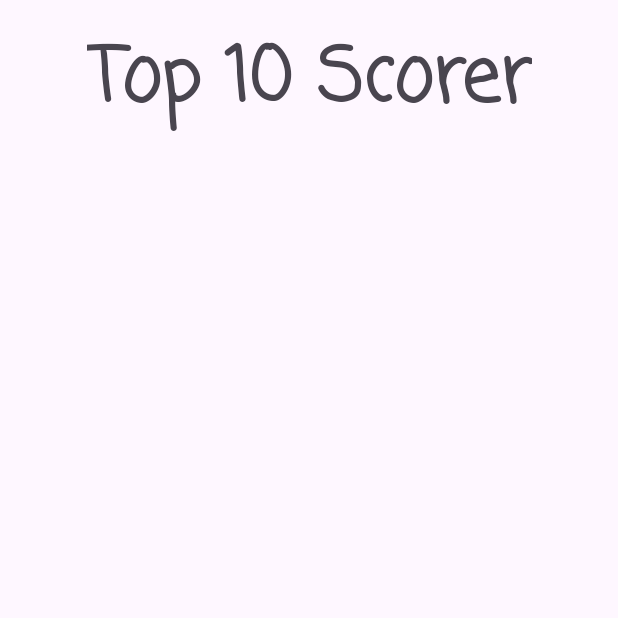
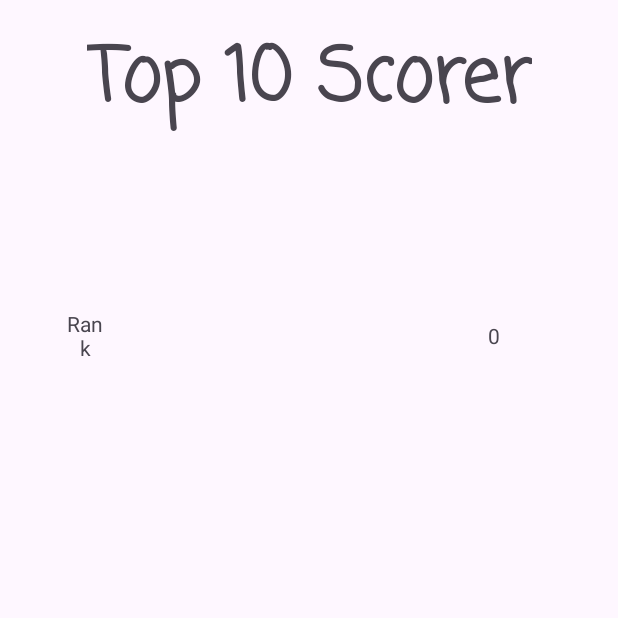
Before and after one commit to Jennifer-10982/TriviaQuestion, an Android app: the GameOverPage screen opened directly, with no data from a screen before it, after a tap on "SUBMIT", on a phone screen of 412 x 824 dp, the top half of it. Run offline under Robolectric (Android 15) with nearby library versions, the phone set to English and light mode, and no system bars; our stand-ins replace Room's generated code; network calls fail.

Commit message:
Commit: Only able to load the recyclerView with the current value

```diff
--- a/app/src/main/java/algonquin/cst2335/triviaquestion/GameOverPage.java
+++ b/app/src/main/java/algonquin/cst2335/triviaquestion/GameOverPage.java
@@ -27,21 +27,20 @@ public class GameOverPage extends AppCompatActivity {
     private QuestionPageViewModel model;
     private InputPageBinding variableBinding;
 
-    private LeadershipDetailsLayoutBinding binding;
     private int counter;
 
     private String player;
 
-    PlayerInformationDAO pDAO;
+//    PlayerInformationDAO pDAO;
 
     @Override
     protected void onCreate(Bundle savedInstanceState) {
         super.onCreate(savedInstanceState);
 
         /*Use for opening the database*/
-        InformationDatabase db = Room.databaseBuilder(getApplicationContext(),
-                InformationDatabase.class,"database-name").build();
-        pDAO= db.cmDAO();
+//        InformationDatabase db = Room.databaseBuilder(getApplicationContext(),
+//                InformationDatabase.class,"database-name").build();
+//        pDAO= db.cmDAO();
 
         setContentView(R.layout.input_page);
 
@@ -71,6 +70,7 @@ public class GameOverPage extends AppCompatActivity {
 
             Intent nextPage = new Intent(GameOverPage.this, LeadershipBoardPage.class);
             nextPage.putExtra("username", editText.getText().toString());
+            nextPage.putExtra("point", point);
             /*Used to say the player's username that was typed in the EditText.*/
             SharedPreferences.Editor editor = prefs.edit();
             /*Saving the string to the file username that was opened using the command*/
@@ -78,11 +78,11 @@ public class GameOverPage extends AppCompatActivity {
             /*apply() is used to write the data in the background so the GUI doesn't slow down.*/
             editor.apply();
 
-            PlayerInformation player_info = new PlayerInformation(username, String.valueOf(point));
-            Executor thread = Executors.newSingleThreadExecutor();
-            thread.execute(()->{
-                pDAO.insertInformation(player_info);
-            });
+//            PlayerInformation player_info = new PlayerInformation(username, String.valueOf(point));
+//            Executor thread = Executors.newSingleThreadExecutor();
+//            thread.execute(()->{
+//                pDAO.insertInformation(player_info);
+//            });
             startActivity(nextPage);
         });
     }
--- a/app/src/main/java/algonquin/cst2335/triviaquestion/LeadershipBoardPage.java
+++ b/app/src/main/java/algonquin/cst2335/triviaquestion/LeadershipBoardPage.java
@@ -1,5 +1,6 @@
 package algonquin.cst2335.triviaquestion;
 
+import android.content.Intent;
 import android.os.Bundle;
 import android.view.View;
 import android.view.ViewGroup;
@@ -7,50 +8,122 @@ import android.widget.TextView;
 
 import androidx.annotation.NonNull;
 import androidx.appcompat.app.AppCompatActivity;
+import androidx.lifecycle.Observer;
+import androidx.lifecycle.ViewModelProvider;
+import androidx.recyclerview.widget.LinearLayoutManager;
 import androidx.recyclerview.widget.RecyclerView;
+import androidx.room.Room;
+
+import java.util.ArrayList;
+import java.util.List;
+import java.util.concurrent.Executor;
+import java.util.concurrent.Executors;
 
 import algonquin.cst2335.triviaquestion.databinding.LeadershipDetailsLayoutBinding;
+import algonquin.cst2335.triviaquestion.databinding.ScoreListBinding;
 
 public class LeadershipBoardPage extends AppCompatActivity {
     private LeadershipDetailsLayoutBinding variableBinding;
+    PlayerInformationDAO pDAO;
+    ArrayList<PlayerInformation> ranking;
+    private RecyclerView.Adapter myAdapter;
+    private int point;
+    private String username;
+
+    QuestionPageViewModel playerModel;
 
     @Override
     protected void onCreate(Bundle savedInstanceState) {
         super.onCreate(savedInstanceState);
 
+        /*Use for opening the database*/
+        InformationDatabase db = Room.databaseBuilder(getApplicationContext(),
+                InformationDatabase.class,"database-name").build();
+        pDAO= db.cmDAO();
+
+        ranking = new ArrayList<PlayerInformation>();
+        Intent fromPrevious = getIntent();
+        int counter = fromPrevious.getIntExtra("point", point);
+        String user_name = fromPrevious.getStringExtra("username");
+
         variableBinding = LeadershipDetailsLayoutBinding.inflate(getLayoutInflater());
-        setContentView(R.layout.leadership_details_layout);
+        setContentView(variableBinding.getRoot());
 
-        variableBinding.recyclerView.setAdapter(new RecyclerView.Adapter<MyRowHolder>() {
+        /*Creating an object called player_info to contain the username and their points*/
+        PlayerInformation player_info = new PlayerInformation(user_name, String.valueOf(counter));
+        /*Adding the object player_info into the ArrayList*/
+        ranking.add(player_info);
+
+        Executor thread = Executors.newSingleThreadExecutor();
+            thread.execute(()->{
+                pDAO.insertInformation(player_info);
+                runOnUiThread(()->{
+                    variableBinding.recyclerView.setAdapter(myAdapter);
+                    myAdapter.notifyItemInserted(ranking.size()-1);
+                        }
+
+                );
+                /*Notifies the adapter that a new item has been inserted into the dataset and should
+                 * update the recyclerView*/
+//                myAdapter.notifyItemInserted(ranking.size()-1);
+                /*Is called whenever the entire ArrayList has changed (like loading from the database)*/
+//                myAdapter.notifyDataSetChanged();
+            });
+
+//        /*Notifies the adapter that a new item has been inserted into the dataset and should
+//         * update the recyclerView*/
+//        myAdapter.notifyItemInserted(ranking.size()-1);
+//        /*Is called whenever the entire ArrayList has changed (like loading from the database)*/
+//        myAdapter.notifyDataSetChanged();
+
+//        /*Use to specify a single column scrolling in a vertical direction*/
+        variableBinding.recyclerView.setLayoutManager(new LinearLayoutManager(this));
+
+        /*Initializing the variable myAdapter*/
+        variableBinding.recyclerView.setAdapter(myAdapter = new RecyclerView.Adapter<MyRowHolder>() {
+            /*Returns an int to indicate which layout to load*/
+            @Override
+            public int getItemViewType(int position) {
+                return 0;
+            }
+
             @NonNull
             /*Function creates ViewHolder Object. Represents a single row in the list*/
             @Override
             public MyRowHolder onCreateViewHolder(@NonNull ViewGroup parent, int viewType) {
+                /*Loading the xml for the scores*/
+                ScoreListBinding variableBinding = ScoreListBinding.inflate(getLayoutInflater());
                 return new MyRowHolder(variableBinding.getRoot());
             }
 
-            /*Funtion used to initialize a ViewHolder to go at the row specified at the position parameter*/
+            /*Function used to initialize a ViewHolder to go at the row specified at the position parameter*/
             @Override
             public void onBindViewHolder(@NonNull MyRowHolder holder, int position) {
+                PlayerInformation player_info = ranking.get(position);
 
+                holder.score.setText(player_info.playerName);
+                holder.highscore.setText(player_info.counter);
             }
 
-            /*Function returns an int specifying how many items to draw*/
+            /*Function returns an int specifying how many items to draw.
+            * It returns the number of rows in the list. In this case, it will be returning
+            * whatever is in the ArrayList aka the size of the list.
+            * */
             @Override
             public int getItemCount() {
-                return 0;
+                return ranking.size();
             }
         });
     }
 
     /*Class represents an object for representing everything that goes on a row in a list*/
     class MyRowHolder extends RecyclerView.ViewHolder{
-        TextView position;
+        TextView rank;
         TextView score;
         TextView highscore;
         public MyRowHolder(@NonNull View itemView){
             super(itemView);
-            position = itemView.findViewById(R.id.place);
+            rank = itemView.findViewById(R.id.rank);
             score = itemView.findViewById(R.id.score);
             highscore = itemView.findViewById(R.id.highscore);
 
--- a/app/src/main/java/algonquin/cst2335/triviaquestion/QuestionPageViewModel.java
+++ b/app/src/main/java/algonquin/cst2335/triviaquestion/QuestionPageViewModel.java
@@ -1,8 +1,16 @@
 package algonquin.cst2335.triviaquestion;
 
+import androidx.lifecycle.LiveData;
 import androidx.lifecycle.MutableLiveData;
 import androidx.lifecycle.ViewModel;
 
+import java.util.ArrayList;
+
 public class QuestionPageViewModel extends ViewModel {
     public int display_points;
+    public MutableLiveData<ArrayList<PlayerInformation>> ranking = new MutableLiveData<>();
+
+    public LiveData<ArrayList<PlayerInformation>> getRanking(){
+        return ranking;
+    }
 }
--- /dev/null
+++ b/app/src/main/res/drawable/boarder_3.xml
@@ -0,0 +1,6 @@
+<?xml version="1.0" encoding="utf-8"?>
+<shape xmlns:android="http://schemas.android.com/apk/res/android">
+    <solid android:color="#FFFFFF"></solid>
+    <stroke android:width="5dp" android:color="#7C543F"></stroke>
+    <!--    <corners android:radius="8dp" android:color=""></corners>-->
+</shape>
--- a/app/src/main/res/layout/score_list.xml
+++ b/app/src/main/res/layout/score_list.xml
@@ -6,11 +6,12 @@
     android:layout_height="match_parent">
 
     <TextView
-        android:id="@+id/place"
+        android:id="@+id/rank"
         android:layout_width="30dp"
         android:layout_height="45dp"
-        android:layout_marginStart="50dp"
-        android:text="Rank Goes Here."
+        android:layout_marginStart="10dp"
+        android:gravity="center"
+        android:text="Rank"
         app:layout_constraintStart_toStartOf="parent"
         tools:layout_editor_absoluteY="101dp" />
 
@@ -18,18 +19,20 @@
         android:id="@+id/score"
         android:layout_width="187dp"
         android:layout_height="45dp"
+        android:layout_marginStart="20dp"
         android:fontFamily="sans-serif-condensed-medium"
         android:gravity="center"
         android:text="Player 1"
         android:textSize="20dp"
-        tools:layout_editor_absoluteX="91dp"
-        tools:layout_editor_absoluteY="101dp" />
+        app:layout_constraintStart_toEndOf="@+id/rank"
+        app:layout_constraintTop_toTopOf="@+id/rank" />
 
     <TextView
         android:id="@+id/highscore"
         android:layout_width="100dp"
         android:layout_height="45dp"
         android:text="Total Points_1"
+        android:gravity="center"
         app:layout_constraintEnd_toEndOf="parent"
         app:layout_constraintHorizontal_bias="0.466"
         app:layout_constraintStart_toEndOf="@+id/score"
```
Also changed, not shown: app/src/main/res/layout/input_page.xml (+6 -2 lines), app/src/main/res/drawable/school.jpg (added).
